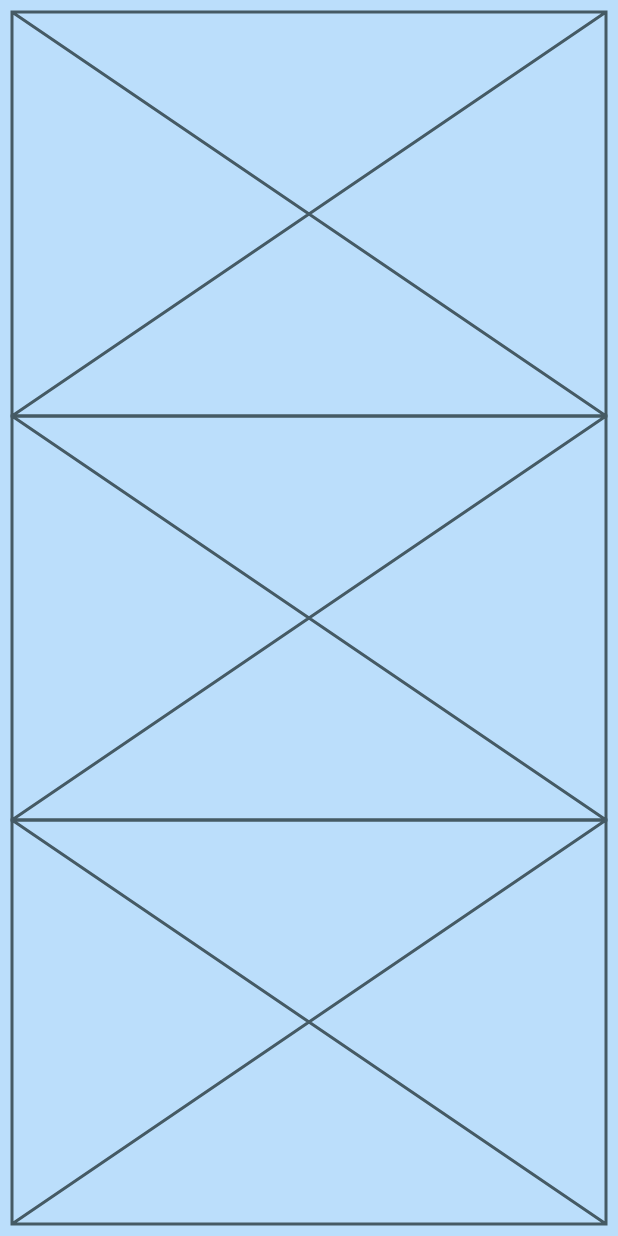
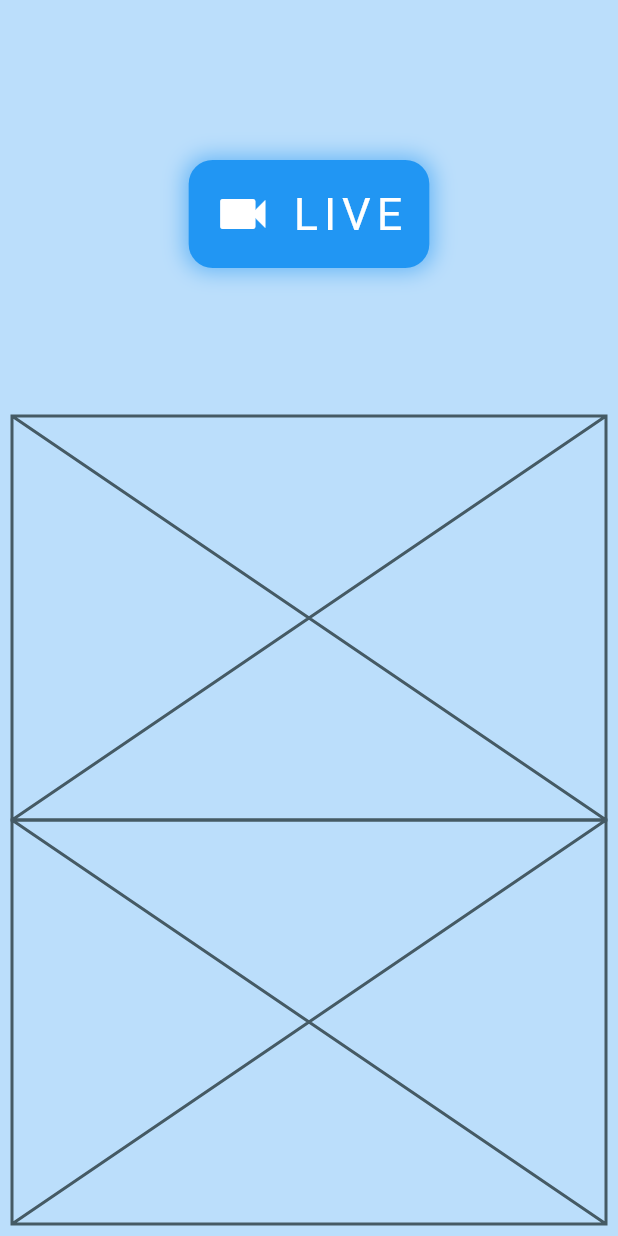
Before and after one commit to ShinHeeJin/flutterCodeFactory-VideoCall, a Flutter app: the screen it shows after launch, on a phone screen of 412 x 824 dp. Run offline on Flutter 3.47's test engine with Material 2 defaults, Android fonts, the phone set to English and light mode, and no system bars.

Commit message:
feat : Logo

```diff
--- a/lib/screen/home_screen.dart
+++ b/lib/screen/home_screen.dart
@@ -26,7 +26,45 @@ class _Logo extends StatelessWidget {
 
   @override
   Widget build(BuildContext context) {
-    return const Placeholder();
+    return Center(
+      child: Container(
+        decoration: BoxDecoration(
+          color: Colors.blue,
+          borderRadius: BorderRadius.circular(16.0),
+          boxShadow: [
+            BoxShadow(
+              color: Colors.blue[300]!,
+              blurRadius: 12.0,
+              spreadRadius: 2.0,
+            )
+          ],
+        ),
+        child: Padding(
+          padding: const EdgeInsets.all(16.0),
+          child: Row(
+            mainAxisSize: MainAxisSize.min,
+            children: const [
+              Icon(
+                Icons.videocam,
+                color: Colors.white,
+                size: 40.0,
+              ),
+              SizedBox(
+                width: 12.0,
+              ),
+              Text(
+                "LIVE",
+                style: TextStyle(
+                  color: Colors.white,
+                  fontSize: 30.0,
+                  letterSpacing: 4.0,
+                ),
+              )
+            ],
+          ),
+        ),
+      ),
+    );
   }
 }
 
```
